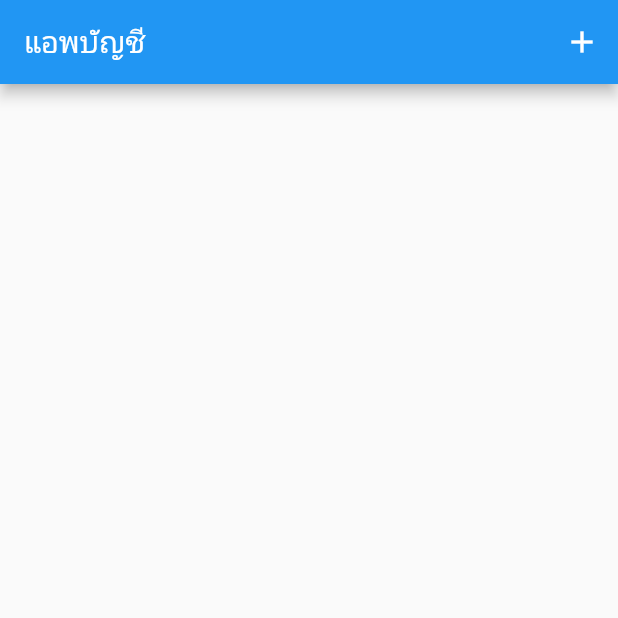
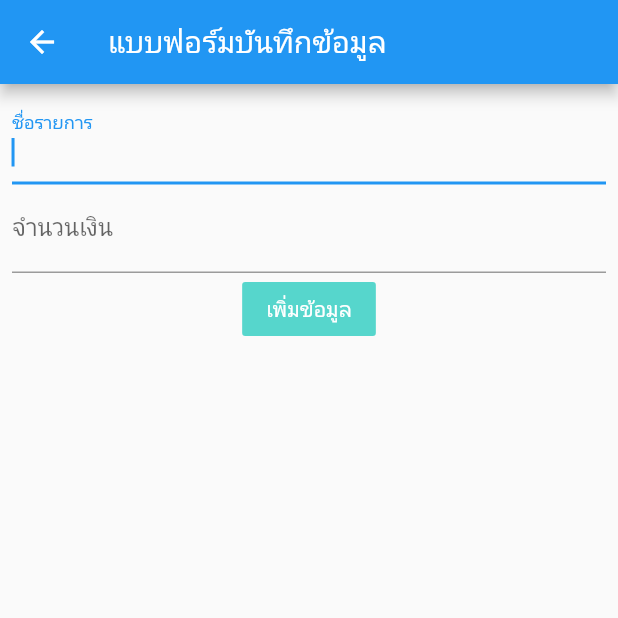
Before and after one commit to NNJio/FlutterLab_Database, a Flutter app: the screen it shows after launch, after a tap on the "add" icon, on a phone screen of 412 x 824 dp, the top half of it. Run offline on Flutter 3.47's test engine with Material 2 defaults, Android fonts, the phone set to English and light mode, and no system bars.

Commit message:
Add Page and Provider

```diff
--- a/flutter_database/lib/main.dart
+++ b/flutter_database/lib/main.dart
@@ -1,8 +1,10 @@
 import 'package:flutter/material.dart';
+import 'package:flutter_database/screens/form_screen.dart';
 
 void main() {
   runApp(const MyApp());
 }
+
 class MyApp extends StatelessWidget {
   const MyApp({Key? key}) : super(key: key);
   @override
@@ -16,27 +18,48 @@ class MyApp extends StatelessWidget {
     );
   }
 }
+
 class MyHomePage extends StatefulWidget {
   const MyHomePage({Key? key, required this.title}) : super(key: key);
   final String title;
   @override
   State<MyHomePage> createState() => _MyHomePageState();
 }
+
 class _MyHomePageState extends State<MyHomePage> {
-
   @override
   Widget build(BuildContext context) {
     return Scaffold(
         appBar: AppBar(
           title: Text(widget.title),
           actions: [
-          IconButton(icon: Icon(Icons.add),
-          onPressed: (){
-
-          },)
+            IconButton(
+              icon: const Icon(Icons.add),
+              onPressed: () {
+                Navigator.push(context, MaterialPageRoute(builder: (context) {
+                  return const FormScreen();
+                }));
+              },
+            )
           ],
         ),
-      body: Container()
+        body: ListView.builder(
+            itemCount: 20,
+            itemBuilder: (context, int index) {
+              return const Card(
+                elevation: 5,
+                margin: EdgeInsets.symmetric(vertical: 8, horizontal: 10),
+                child: ListTile(
+                  leading: CircleAvatar(
+                    radius: 30,
+                    child: FittedBox(
+                      child: Text('500'),
+                    ),
+                  ),
+                  title: Text('เมนู'),
+                  subtitle: Text('02/02/2222'),
+                ),
               );
+            }));
   }
 }
--- /dev/null
+++ b/flutter_database/lib/screens/form_screen.dart
@@ -0,0 +1,40 @@
+import 'package:flutter/material.dart';
+
+class FormScreen extends StatelessWidget {
+  const FormScreen({Key? key}) : super(key: key);
+
+  @override
+  Widget build(BuildContext context) {
+    return Scaffold(
+      appBar: AppBar(
+        title: const Text("แบบฟอร์มบันทึกข้อมูล"),
+      ),
+      body: Padding(
+        padding: const EdgeInsets.all(8.0),
+        child: Form(
+          child: Column(
+            // crossAxisAlignment: CrossAxisAlignment.end,
+            children: [
+              TextFormField(
+                decoration: const InputDecoration(labelText: 'ชื่อรายการ'),
+                autofocus: true, //ทำให้เข้าหน้านี้มาโฟกัสต้องกรอกตรงนี้ก่อน
+              ),
+              TextFormField(
+                decoration: const InputDecoration(labelText: 'จำนวนเงิน'),
+                keyboardType: TextInputType.number, // ให้ป้อนได้แค่ตัวเลข
+              ),
+              FlatButton(
+                color: Color.fromARGB(255, 86, 214, 204),
+                textColor: Colors.white,
+                onPressed: () {
+                  Navigator.pop(context);
+                },
+                child: Text('เพิ่มข้อมูล'),
+              ),
+            ],
+          ),
+        ),
+      ),
+    );
+  }
+}
```
Also changed, not shown: flutter_database/pubspec.yaml (+2 -23 lines), flutter_database/pubspec.lock. Lines whose indentation alone changed are shown as unchanged.
